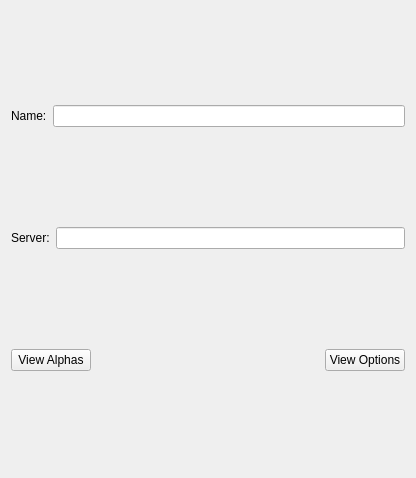
perryiv/cadkit, file Minerva/Plugins/WmsLayerQt/EditWmsLayerWidget.ui: the form before one commit.
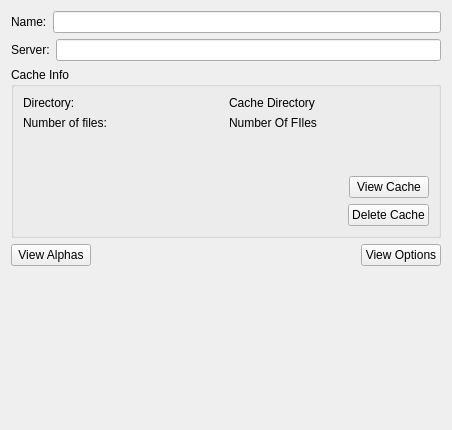
The form after the commit.

Commit message: -Adding view and delete cache buttons to WMS property dialog.

Diff of the .ui file:
```diff
--- a/Minerva/Plugins/WmsLayerQt/EditWmsLayerWidget.ui
+++ b/Minerva/Plugins/WmsLayerQt/EditWmsLayerWidget.ui
@@ -5,8 +5,8 @@
    <rect>
     <x>0</x>
     <y>0</y>
-    <width>416</width>
-    <height>478</height>
+    <width>452</width>
+    <height>430</height>
    </rect>
   </property>
   <property name="windowTitle" >
@@ -41,6 +41,108 @@
      </item>
     </layout>
    </item>
+   <item>
+    <widget class="QGroupBox" name="_cacheInfoGroupBox" >
+     <property name="title" >
+      <string>Cache Info</string>
+     </property>
+     <layout class="QVBoxLayout" >
+      <item>
+       <layout class="QGridLayout" >
+        <item row="1" column="0" >
+         <widget class="QLabel" name="label" >
+          <property name="text" >
+           <string>Number of files:</string>
+          </property>
+         </widget>
+        </item>
+        <item row="1" column="1" >
+         <widget class="QLabel" name="_cacheInfoText" >
+          <property name="text" >
+           <string>Number Of FIles</string>
+          </property>
+         </widget>
+        </item>
+        <item row="0" column="0" >
+         <widget class="QLabel" name="label_2" >
+          <property name="text" >
+           <string>Directory:</string>
+          </property>
+         </widget>
+        </item>
+        <item row="0" column="1" >
+         <widget class="QLabel" name="_cacheDirectoryText" >
+          <property name="text" >
+           <string>Cache Directory</string>
+          </property>
+         </widget>
+        </item>
+       </layout>
+      </item>
+      <item>
+       <spacer>
+        <property name="orientation" >
+         <enum>Qt::Vertical</enum>
+        </property>
+        <property name="sizeHint" >
+         <size>
+          <width>20</width>
+          <height>40</height>
+         </size>
+        </property>
+       </spacer>
+      </item>
+      <item>
+       <layout class="QHBoxLayout" >
+        <item>
+         <spacer>
+          <property name="orientation" >
+           <enum>Qt::Horizontal</enum>
+          </property>
+          <property name="sizeHint" >
+           <size>
+            <width>40</width>
+            <height>20</height>
+           </size>
+          </property>
+         </spacer>
+        </item>
+        <item>
+         <widget class="QPushButton" name="viewCacheButton" >
+          <property name="text" >
+           <string>View Cache</string>
+          </property>
+         </widget>
+        </item>
+       </layout>
+      </item>
+      <item>
+       <layout class="QHBoxLayout" >
+        <item>
+         <spacer>
+          <property name="orientation" >
+           <enum>Qt::Horizontal</enum>
+          </property>
+          <property name="sizeHint" >
+           <size>
+            <width>40</width>
+            <height>20</height>
+           </size>
+          </property>
+         </spacer>
+        </item>
+        <item>
+         <widget class="QPushButton" name="deleteCacheButton" >
+          <property name="text" >
+           <string>Delete Cache</string>
+          </property>
+         </widget>
+        </item>
+       </layout>
+      </item>
+     </layout>
+    </widget>
+   </item>
    <item>
     <layout class="QHBoxLayout" >
      <item>
@@ -72,6 +174,19 @@
      </item>
     </layout>
    </item>
+   <item>
+    <spacer>
+     <property name="orientation" >
+      <enum>Qt::Vertical</enum>
+     </property>
+     <property name="sizeHint" >
+      <size>
+       <width>20</width>
+       <height>40</height>
+      </size>
+     </property>
+    </spacer>
+   </item>
   </layout>
  </widget>
  <resources/>
```
The commit also changes 11 other files.
